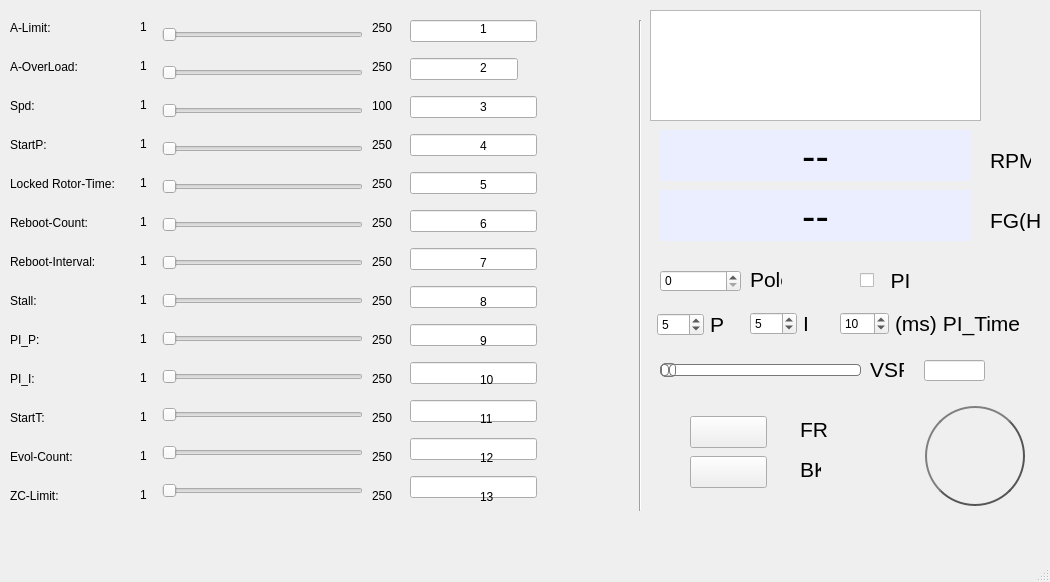
Old version of the form mainwindow.ui in the repository simon734/toy_CK_BLDC.
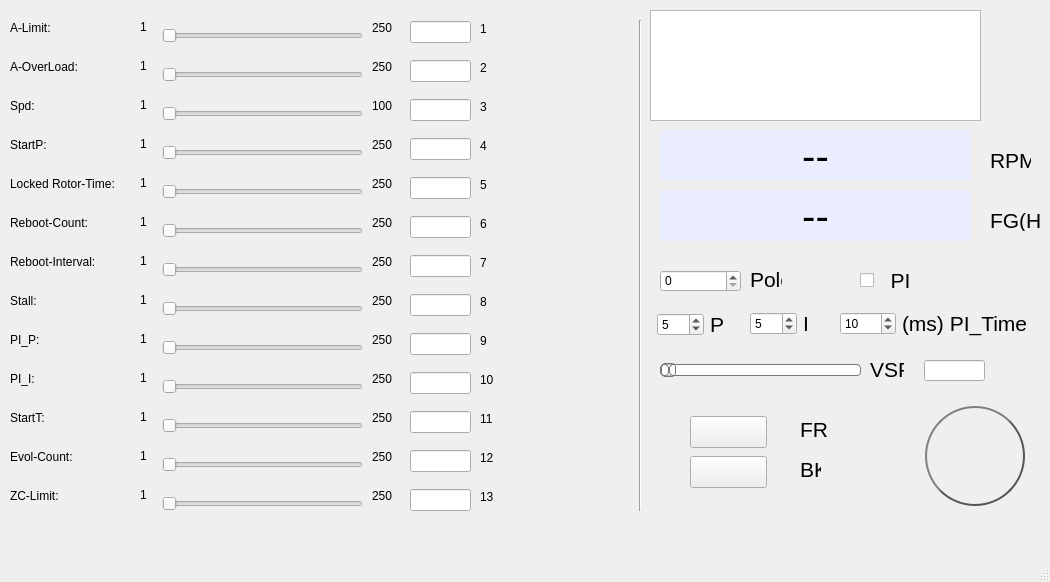
New version of the form.

Patch:
```diff
--- a/mainwindow.ui
+++ b/mainwindow.ui
@@ -123,8 +123,8 @@
      <rect>
       <x>410</x>
       <y>10</y>
-      <width>127</width>
-      <height>511</height>
+      <width>61</width>
+      <height>521</height>
      </rect>
     </property>
     <layout class="QVBoxLayout" name="verticalLayout">
@@ -288,7 +288,7 @@
       <x>162</x>
       <y>10</y>
       <width>201</width>
-      <height>511</height>
+      <height>521</height>
      </rect>
     </property>
     <layout class="QVBoxLayout" name="verticalLayout_3">
@@ -1500,7 +1500,7 @@
      <rect>
       <x>840</x>
       <y>310</y>
-      <width>181</width>
+      <width>188</width>
       <height>27</height>
      </rect>
     </property>
```
Left out of the diff: 2 changed lines with no effect on the pictures.
